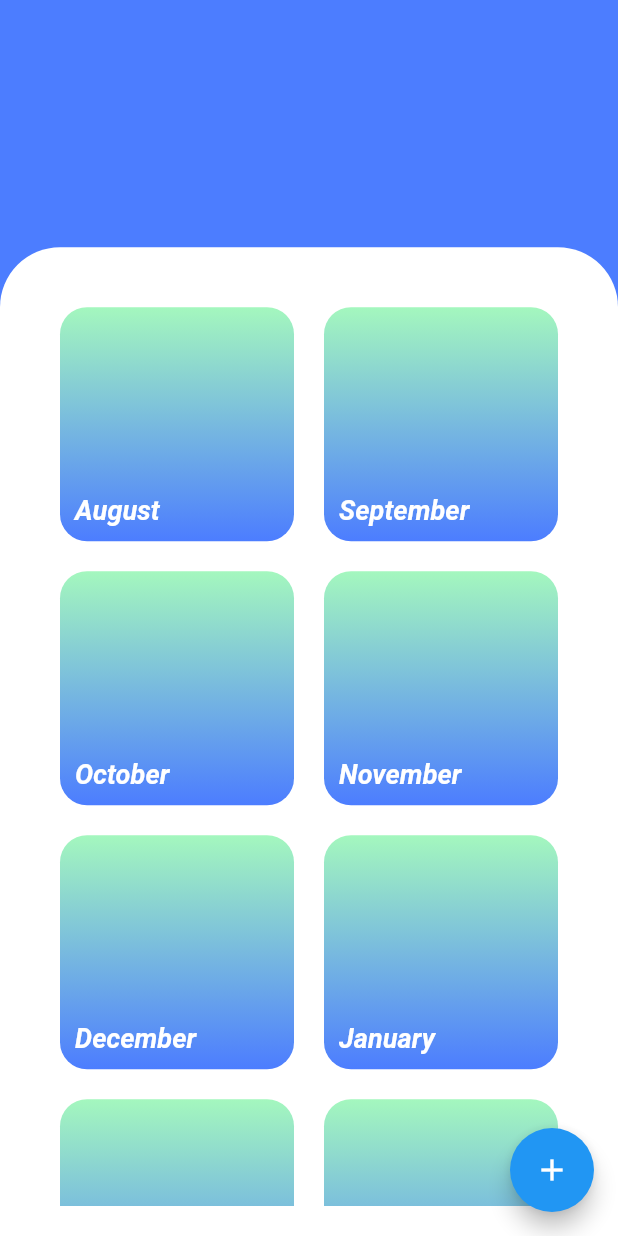
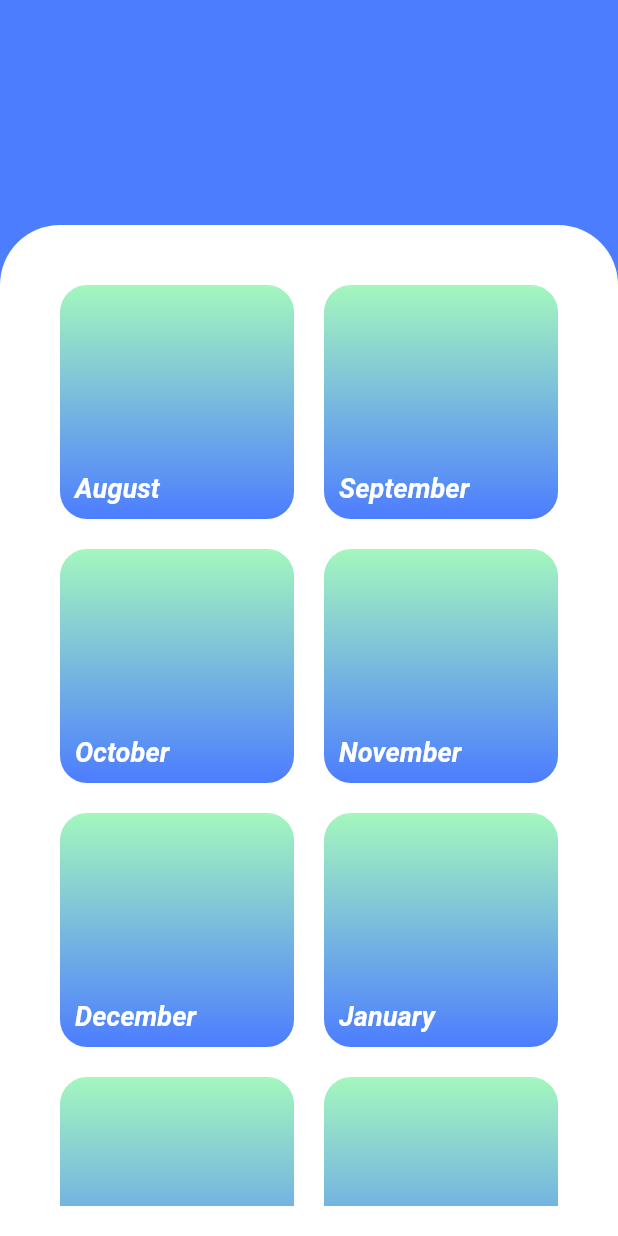
Before and after one commit to nicoitorma/barcode_attendance, a Flutter app: the MyMonthPage screen opened directly with empty values, on a phone screen of 412 x 824 dp. Run offline on Flutter 3.47's test engine with Material 2 defaults, Android fonts, the light colour scheme and no system bars; our stand-ins replace floor, sqflite; missing offline and left inert: flutter_barcode_scanner; accounts and stored records are empty; generated files the repository leaves out were written again.

Commit message:
refactor layout

```diff
--- a/lib/Resources/constants_strings.dart
+++ b/lib/Resources/constants_strings.dart
@@ -1,4 +1,4 @@
-const String NO_ATTENDANCE_AVAILABLE = "No attendance available";
+const String NO_AVAILABLE_DATA = "No Available Data";
 const String ADD_STUDENT_TOOLTIP = "Add Attendance";
 const String INVALID_EMAIL = "Please enter a valid email address";
 const String INVALID_PASSWORD = "Please enter your password";
--- a/lib/ViewModels/DataAccessObjects/school_year_dao.dart
+++ b/lib/ViewModels/DataAccessObjects/school_year_dao.dart
@@ -13,5 +13,5 @@ abstract class SchoolYearDao {
   Future<SchoolYear?> deleteSchoolYear(int id);
 
   @insert
-  Future<void> insertSchoolYear(SchoolYear attendance);
+  Future<void> insertSchoolYear(SchoolYear schoolYear);
 }
--- a/lib/Views/attendance_page.dart
+++ b/lib/Views/attendance_page.dart
@@ -133,7 +133,7 @@ class _MyAttendancePageState extends State<MyAttendancePage> {
           builder:
               (BuildContext context, AsyncSnapshot<List<Attendance>> snapshot) {
             if (!snapshot.hasData) {
-              return const Center(child: Text(NO_ATTENDANCE_AVAILABLE));
+              return const Center(child: Text(NO_AVAILABLE_DATA));
             }
             return ListView.builder(
                 itemCount: snapshot.data?.length,
--- /dev/null
+++ b/lib/Views/child_elements/card_grid_view.dart
@@ -0,0 +1,75 @@
+import 'package:barcode_attendance/Views/days_of_month.dart';
+import 'package:barcode_attendance/Views/months_page.dart';
+import 'package:flutter/material.dart';
+
+import '../../Models/DataModels/SchoolYear.dart';
+import '../../Resources/colors.dart';
+
+enum Data { months, snapshot }
+
+class CardGridView extends StatefulWidget {
+  final List? months;
+  final AsyncSnapshot<List<SchoolYear>>? snapshot;
+
+  const CardGridView({super.key, this.months, this.snapshot});
+
+  @override
+  State<StatefulWidget> createState() => _CardGridViewState();
+}
+
+class _CardGridViewState extends State<CardGridView> {
+  @override
+  Widget build(BuildContext context) {
+    return GridView.builder(
+        padding: const EdgeInsets.all(20),
+        gridDelegate: const SliverGridDelegateWithMaxCrossAxisExtent(
+            maxCrossAxisExtent: 200,
+            childAspectRatio: 2 / 2,
+            crossAxisSpacing: 20,
+            mainAxisSpacing: 20),
+        itemCount: widget.snapshot?.data?.length ?? widget.months?.length,
+        itemBuilder: (BuildContext ctx, index) {
+          return GestureDetector(
+            onTap: () {
+              (widget.months ==
+                      null) // this check if it is the months or the snapshot that's initialized
+                  ? Navigator.push(
+                      // if months is null then the app knows the click is in the home_page
+                      context,
+                      MaterialPageRoute(
+                        builder: (context) => MonthPage(
+                            title: widget.snapshot?.data![index].schoolYear ??
+                                'null'),
+                      ))
+                  : Navigator.push(
+                      //if months is not null then the click comes the months_page
+                      context,
+                      MaterialPageRoute(
+                          builder: (context) => const DaysPage()));
+            },
+            child: Container(
+              alignment: Alignment.center,
+              decoration: BoxDecoration(
+                  gradient: const LinearGradient(
+                      begin: Alignment.topCenter,
+                      end: Alignment.bottomCenter,
+                      colors: [GREEN, BLUE]),
+                  borderRadius: BorderRadius.circular(18)),
+              child: Container(
+                alignment: Alignment.bottomLeft,
+                padding: const EdgeInsets.all(10),
+                child: Text(
+                  widget.months?[index] ??
+                      widget.snapshot?.data![index].schoolYear,
+                  style: const TextStyle(
+                      fontSize: 18,
+                      fontStyle: FontStyle.italic,
+                      fontWeight: FontWeight.bold,
+                      color: Colors.white),
+                ),
+              ),
+            ),
+          );
+        });
+  }
+}
--- /dev/null
+++ b/lib/Views/child_elements/page_title.dart
@@ -0,0 +1,24 @@
+import 'package:flutter/material.dart';
+
+class PageTitle extends StatefulWidget {
+  final String? title;
+
+  const PageTitle({super.key, this.title});
+
+  @override
+  State<StatefulWidget> createState() => _PageTitleState();
+}
+
+class _PageTitleState extends State<PageTitle> {
+  @override
+  Widget build(BuildContext context) {
+    return Container(
+      height: 150.0,
+      padding: const EdgeInsets.only(left: 50.0, top: 80.0),
+      child: Text(
+        (widget.title ?? 'null'),
+        style: const TextStyle(fontSize: 40.0, color: Colors.white),
+      ),
+    );
+  }
+}
--- a/lib/Views/month_page.dart
+++ /dev/null
@@ -1,138 +0,0 @@
-import 'package:flutter/material.dart';
-
-import '../Resources/colors.dart';
-
-class MonthPage extends StatelessWidget {
-  final String title;
-  const MonthPage({super.key, required this.title});
-
-  // This widget is the root of your application.
-  @override
-  Widget build(BuildContext context) {
-    return MaterialApp(
-      theme: ThemeData(
-        // This is the theme of your application.
-        //
-        // Try running your application with "flutter run". You'll see the
-        // application has a blue toolbar. Then, without quitting the app, try
-        // changing the primarySwatch below to Colors.green and then invoke
-        // "hot reload" (press "r" in the console where you ran "flutter run",
-        // or simply save your changes to "hot reload" in a Flutter IDE).
-        // Notice that the counter didn't reset back to zero; the application
-        // is not restarted.
-        primarySwatch: Colors.blue,
-      ),
-      home: MyMonthPage(title: title),
-    );
-  }
-}
-
-class MyMonthPage extends StatefulWidget {
-  const MyMonthPage({super.key, required this.title});
-
-  final String title;
-
-  @override
-  State<MyMonthPage> createState() => _MyMonthPageState();
-}
-
-class _MyMonthPageState extends State<MyMonthPage> {
-  void addSchoolYear() {
-    ScaffoldMessenger.of(context).showSnackBar(const SnackBar(
-      content: Text('FAB Clicked'),
-    ));
-  }
-
-  List months = [
-    'August',
-    'September',
-    'October',
-    'November',
-    'December',
-    'January',
-    'February',
-    'March',
-    'April',
-    'May'
-  ];
-
-  @override
-  Widget build(BuildContext context) {
-    return Scaffold(
-      backgroundColor: BLUE,
-      body: Stack(
-        children: <Widget>[
-          Align(
-            alignment: AlignmentDirectional.topStart,
-            child: Padding(
-              padding: const EdgeInsets.fromLTRB(45, 80, 0, 0),
-              child: Text(
-                widget.title,
-                style: const TextStyle(fontSize: 40.0, color: Colors.white),
-              ),
-            ),
-          ),
-          Align(
-            alignment: AlignmentDirectional.bottomCenter,
-            child: Container(
-              padding: const EdgeInsets.all(20),
-              height: MediaQuery.of(context).size.height * 0.80,
-              alignment: AlignmentDirectional.bottomCenter,
-              decoration: const BoxDecoration(
-                color: Colors.white,
-                borderRadius: BorderRadius.only(
-                  topLeft: Radius.circular(40.0),
-                  topRight: Radius.circular(40.0),
-                ),
-              ),
-              child: GridView.builder(
-                  padding: const EdgeInsets.all(20),
-                  gridDelegate: const SliverGridDelegateWithMaxCrossAxisExtent(
-                      maxCrossAxisExtent: 200,
-                      childAspectRatio: 2 / 2,
-                      crossAxisSpacing: 20,
-                      mainAxisSpacing: 20),
-                  itemCount: months.length,
-                  itemBuilder: (BuildContext ctx, index) {
-                    return GestureDetector(
-                      // onTap: () => Navigator.push(
-                      //   context,
-                      //   MaterialPageRoute(
-                      //       builder: (context) => const DaysPage()),
-                      // ),
-                      child: Container(
-                        alignment: Alignment.center,
-                        decoration: BoxDecoration(
-                            gradient: const LinearGradient(
-                                begin: Alignment.topCenter,
-                                end: Alignment.bottomCenter,
-                                colors: [GREEN, BLUE]),
-                            borderRadius: BorderRadius.circular(18)),
-                        child: Container(
-                          alignment: Alignment.bottomLeft,
-                          padding: const EdgeInsets.all(10),
-                          child: Text(
-                            months[index],
-                            style: const TextStyle(
-                                fontSize: 18,
-                                fontStyle: FontStyle.italic,
-                                fontWeight: FontWeight.bold,
-                                color: Colors.white),
-                          ),
-                        ),
-                      ),
-                    );
-                  }),
-            ),
-          ),
-        ],
-      ),
-
-      floatingActionButton: FloatingActionButton(
-        onPressed: addSchoolYear,
-        tooltip: 'Increment',
-        child: const Icon(Icons.add),
-      ), // This trailing comma makes auto-formatting nicer for build methods.
-    );
-  }
-}
--- /dev/null
+++ b/lib/Views/months_page.dart
@@ -0,0 +1,82 @@
+import 'package:barcode_attendance/Views/child_elements/card_grid_view.dart';
+import 'package:barcode_attendance/Views/child_elements/page_title.dart';
+import 'package:flutter/material.dart';
+
+import '../Resources/colors.dart';
+
+class MonthPage extends StatelessWidget {
+  final String title;
+  const MonthPage({super.key, required this.title});
+
+  // This widget is the root of your application.
+  @override
+  Widget build(BuildContext context) {
+    return MaterialApp(
+      theme: ThemeData(
+        // This is the theme of your application.
+        //
+        // Try running your application with "flutter run". You'll see the
+        // application has a blue toolbar. Then, without quitting the app, try
+        // changing the primarySwatch below to Colors.green and then invoke
+        // "hot reload" (press "r" in the console where you ran "flutter run",
+        // or simply save your changes to "hot reload" in a Flutter IDE).
+        // Notice that the counter didn't reset back to zero; the application
+        // is not restarted.
+        primarySwatch: Colors.blue,
+      ),
+      home: MyMonthPage(title: title),
+    );
+  }
+}
+
+class MyMonthPage extends StatefulWidget {
+  const MyMonthPage({super.key, required this.title});
+
+  final String? title;
+
+  @override
+  State<MyMonthPage> createState() => _MyMonthPageState();
+}
+
+class _MyMonthPageState extends State<MyMonthPage> {
+  List months = [
+    'August',
+    'September',
+    'October',
+    'November',
+    'December',
+    'January',
+    'February',
+    'March',
+    'April',
+    'May'
+  ];
+
+  @override
+  Widget build(BuildContext context) {
+    return Scaffold(
+      backgroundColor: BLUE,
+      body: Column(
+        crossAxisAlignment: CrossAxisAlignment.stretch,
+        children: <Widget>[
+          PageTitle(title: widget.title),
+          Expanded(
+            child: Container(
+                padding: const EdgeInsets.all(20),
+                alignment: AlignmentDirectional.bottomCenter,
+                decoration: const BoxDecoration(
+                  color: Colors.white,
+                  borderRadius: BorderRadius.only(
+                    topLeft: Radius.circular(40.0),
+                    topRight: Radius.circular(40.0),
+                  ),
+                ),
+                child: CardGridView(
+                  months: months,
+                )),
+          ),
+        ],
+      ), // This trailing comma makes auto-formatting nicer for build methods.
+    );
+  }
+}
```
Also changed, not shown: lib/Views/days_of_month.dart (+1 -57 lines), lib/Views/home_page.dart (+34 -66 lines), lib/main.dart (+18 -2 lines).
